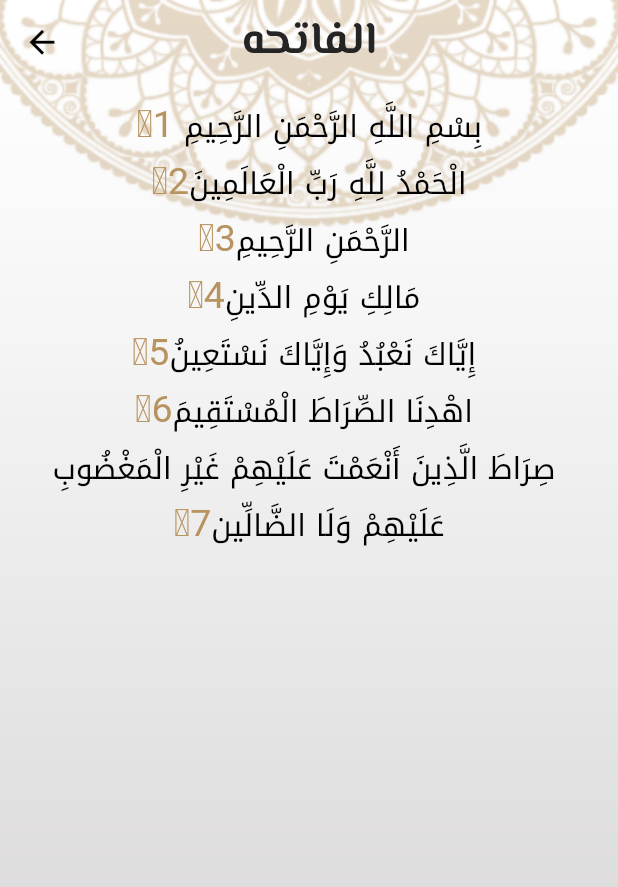
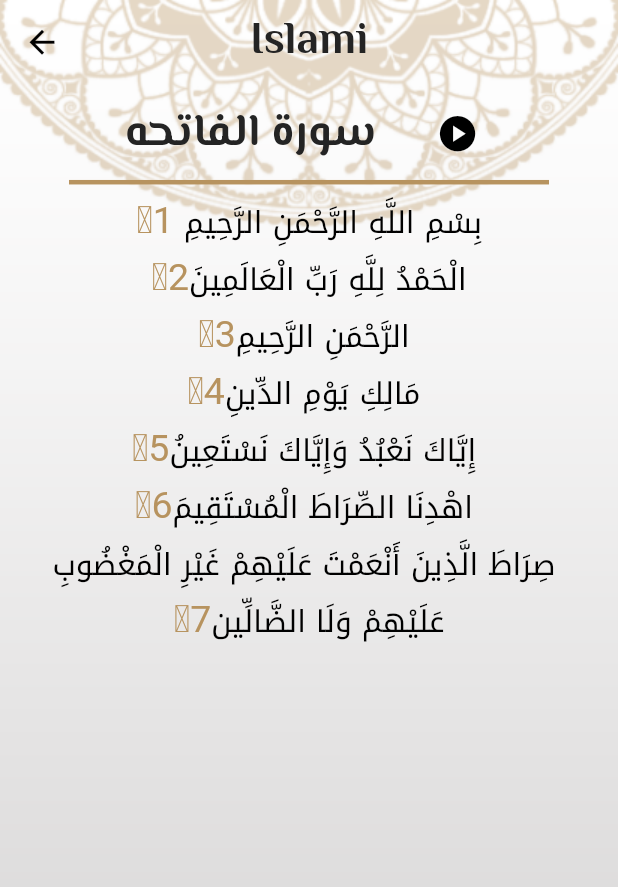
Before and after one commit to heshamgasser/new_islamic_app, a Flutter app: the screen it shows after launch, after a tap on "الفاتحه", on a phone screen of 412 x 824 dp. Shown: the top 887 px of the screen. Run offline on Flutter 3.47's test engine with Material 2 defaults, Android fonts, the phone set to English and light mode, and no system bars; our stand-ins replace flutter_screenutil, google_fonts; Roboto replaces fonts that are missing (Amiri).

Commit message:
add divider and Play Icon Button to Surah Detail

```diff
--- a/lib/screen/surah_screen.dart
+++ b/lib/screen/surah_screen.dart
@@ -28,10 +28,8 @@ class _SurahScreenState extends State<SurahScreen> {
       ),
       child: Scaffold(
         appBar: AppBar(
-          title: Text(
-            argument.surahName,
-            style: Theme.of(context).textTheme.titleLarge,
-          ),
+          title:
+          Text('Islami', style: Theme.of(context).textTheme.titleLarge),
         ),
         body: verses.isEmpty
             ? Center(
@@ -41,6 +39,24 @@ class _SurahScreenState extends State<SurahScreen> {
               )
             : Padding(
               padding:  EdgeInsets.symmetric(vertical: 10.h, horizontal: 16.w),
+              child: Column(
+                children: [
+                  Row(
+                    mainAxisAlignment: MainAxisAlignment.center,
+                    children: [
+                      Text(
+                        'سورة ${argument.surahName}',
+                        style: Theme.of(context).textTheme.titleLarge,
+                      ),
+                      SizedBox(width: 30.w),
+                      IconButton(onPressed: () {
+
+                      }, icon: Icon(Icons.play_circle, color: Colors.black, size: 30.r,),),
+                    ],
+                  ),
+                  Divider(thickness: 3, color: Theme.of(context).primaryColor,indent: 30.w, endIndent: 30.w,),
+
+                  Expanded(
                     child: ListView.builder(
                         itemBuilder: (context, index) {
                           return RichText(
@@ -67,6 +83,9 @@ class _SurahScreenState extends State<SurahScreen> {
                         itemCount: verses.length,
                       ),
                   ),
+                ],
+              ),
+            ),
       ),
     );
   }
```
Lines whose indentation alone changed are shown as unchanged.
